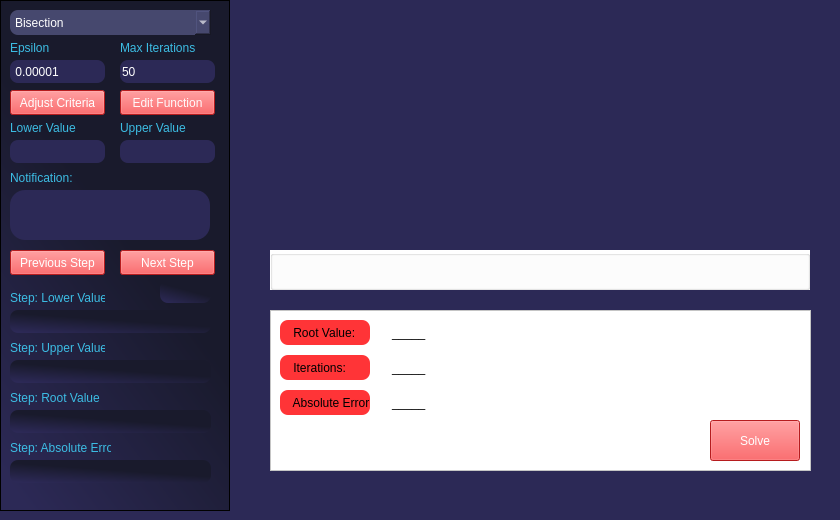
This is Path Finder/gui/main_window.ui in MohamedZaitoon/Numerical_analysis_toolbox as Qt 5 draws it before an edit. The edited form follows.
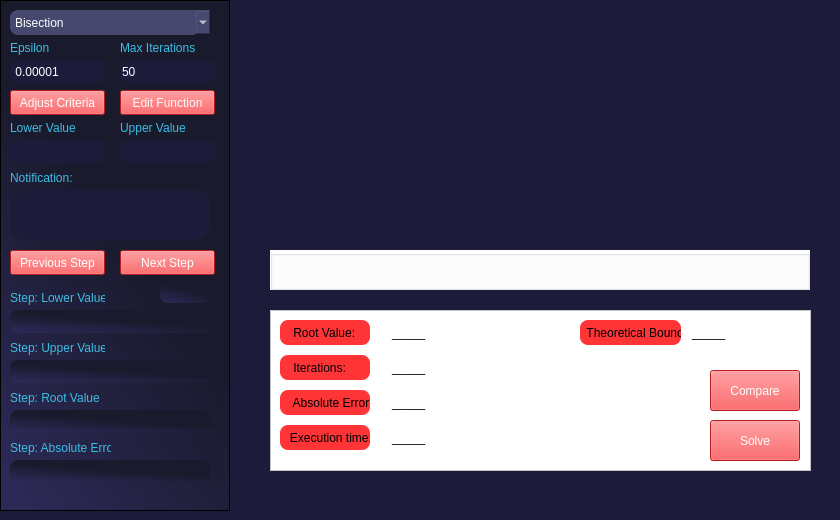
This is the edited form. Custom widgets are drawn as their Qt base class.

The edit to the form file:
```diff
--- a/Path Finder/gui/main_window.ui
+++ b/Path Finder/gui/main_window.ui
@@ -44,7 +44,7 @@
    <bool>false</bool>
   </property>
   <property name="styleSheet">
-   <string notr="true">background-color: rgb(44, 41, 86, 255);</string>
+   <string notr="true">background-color: rgb(29, 27, 58);</string>
   </property>
   <property name="animated">
    <bool>true</bool>
@@ -762,6 +762,101 @@
       <string>_____</string>
      </property>
     </widget>
+    <widget class="QLabel" name="execution_time">
+     <property name="geometry">
+      <rect>
+       <x>10</x>
+       <y>115</y>
+       <width>90</width>
+       <height>25</height>
+      </rect>
+     </property>
+     <property name="styleSheet">
+      <string notr="true">color:black;background-color : rgb(255, 52, 55);border-radius : 8;
+</string>
+     </property>
+     <property name="text">
+      <string>   Execution time:</string>
+     </property>
+    </widget>
+    <widget class="QLineEdit" name="execution_time_text">
+     <property name="geometry">
+      <rect>
+       <x>120</x>
+       <y>115</y>
+       <width>180</width>
+       <height>25</height>
+      </rect>
+     </property>
+     <property name="styleSheet">
+      <string notr="true">border-radius : 8;</string>
+     </property>
+     <property name="inputMask">
+      <string/>
+     </property>
+     <property name="text">
+      <string>_____</string>
+     </property>
+    </widget>
+    <widget class="QLabel" name="T">
+     <property name="geometry">
+      <rect>
+       <x>310</x>
+       <y>10</y>
+       <width>101</width>
+       <height>25</height>
+      </rect>
+     </property>
+     <property name="styleSheet">
+      <string notr="true">color:black;background-color : rgb(255, 52, 55);border-radius : 8;
+</string>
+     </property>
+     <property name="text">
+      <string>  Theoretical Bound</string>
+     </property>
+    </widget>
+    <widget class="QLineEdit" name="theoretical_bound_text">
+     <property name="geometry">
+      <rect>
+       <x>420</x>
+       <y>10</y>
+       <width>101</width>
+       <height>25</height>
+      </rect>
+     </property>
+     <property name="styleSheet">
+      <string notr="true">border-radius : 8;</string>
+     </property>
+     <property name="inputMask">
+      <string/>
+     </property>
+     <property name="text">
+      <string>_____</string>
+     </property>
+    </widget>
+    <widget class="QPushButton" name="compare_button">
+     <property name="geometry">
+      <rect>
+       <x>440</x>
+       <y>60</y>
+       <width>90</width>
+       <height>41</height>
+      </rect>
+     </property>
+     <property name="cursor">
+      <cursorShape>PointingHandCursor</cursorShape>
+     </property>
+     <property name="autoFillBackground">
+      <bool>false</bool>
+     </property>
+     <property name="styleSheet">
+      <string notr="true">background-color: rgb(255, 39, 42);color:white;
+</string>
+     </property>
+     <property name="text">
+      <string>Compare</string>
+     </property>
+    </widget>
    </widget>
    <zorder>frame_2</zorder>
    <zorder>frame</zorder>
```
